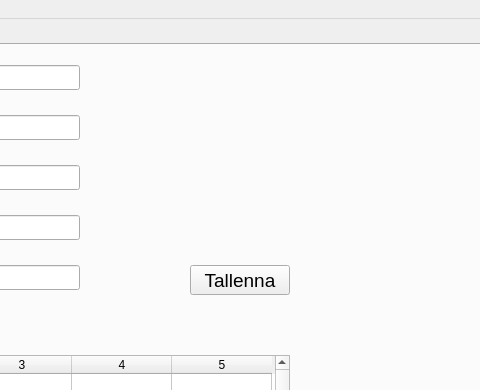
Sandrowue/Autolainaus, file autolainaus.ui: the form before one commit; both pictures show x 272 to 752 and y 0 to 390 of the 888 by 642 pixel window.
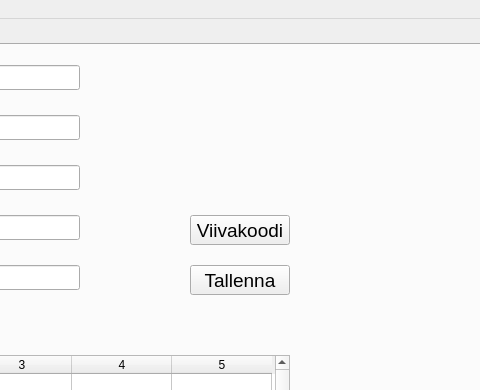
The form after the commit. The open tabs and pages were chosen to show the change.

Commit message: Viivakoodin tulostusnappula siiretty

```diff
--- a/autolainaus.ui
+++ b/autolainaus.ui
@@ -245,24 +245,6 @@
        <string>Tallenna</string>
       </property>
      </widget>
-     <widget class="QPushButton" name="viivakoodiPushButton">
-      <property name="geometry">
-       <rect>
-        <x>460</x>
-        <y>160</y>
-        <width>100</width>
-        <height>30</height>
-       </rect>
-      </property>
-      <property name="font">
-       <font>
-        <pointsize>14</pointsize>
-       </font>
-      </property>
-      <property name="text">
-       <string>Viivakoodi</string>
-      </property>
-     </widget>
      <widget class="QComboBox" name="ryhmaComboBox">
       <property name="geometry">
        <rect>
@@ -536,6 +518,24 @@
        <string>Tallenna</string>
       </property>
      </widget>
+     <widget class="QPushButton" name="viivakoodiPushButton">
+      <property name="geometry">
+       <rect>
+        <x>460</x>
+        <y>170</y>
+        <width>100</width>
+        <height>30</height>
+       </rect>
+      </property>
+      <property name="font">
+       <font>
+        <pointsize>14</pointsize>
+       </font>
+      </property>
+      <property name="text">
+       <string>Viivakoodi</string>
+      </property>
+     </widget>
     </widget>
     <widget class="QWidget" name="ryhmat">
      <attribute name="title">
```
Left out of the diff: 2 changed lines with no effect on the pictures. The commit also changes 1 other file.
